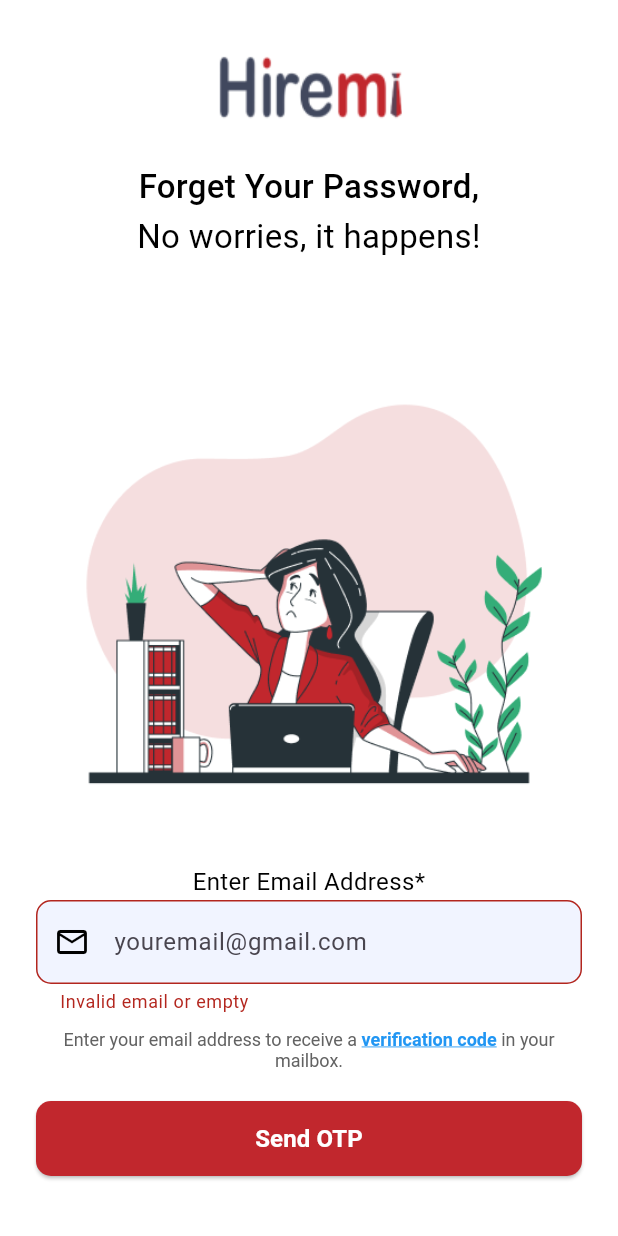
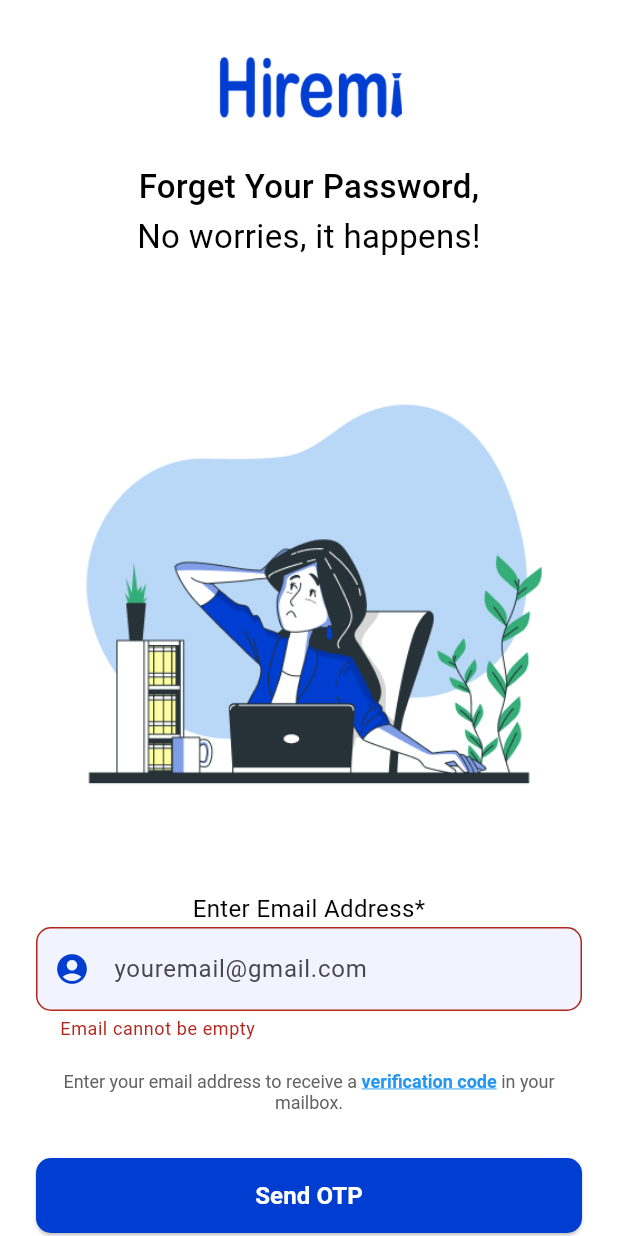
Before and after one commit to GetAnshulAgarwal/Hiremi, a Flutter app: the screen it shows after launch, after a tap on "Send OTP", on a phone screen of 412 x 824 dp. Run offline on Flutter 3.47's test engine with Material 3 defaults, Android fonts, the phone set to English and light mode, and no system bars; Roboto replaces fonts that are missing (Poppins).

Commit message:
Theme Changed and Update Code

```diff
--- a/lib/Screens/password_recovery_page_screen.dart
+++ b/lib/Screens/password_recovery_page_screen.dart
@@ -1,18 +1,29 @@
 import 'package:flutter/material.dart';
 import 'package:flutter/gestures.dart'; // Import for TapGestureRecognizer
-import '../colors.dart';
+import '../colors.dart'; // Ensure this file defines required colors
 
 class PasswordRecoveryPageScreen extends StatefulWidget {
   @override
   _PasswordRecoveryPageScreenState createState() =>
       _PasswordRecoveryPageScreenState();
+
+  // Static constants for strings
+  static const String emailHint = "youremail@gmail.com";
+
+  const PasswordRecoveryPageScreen({super.key}); // Correct usage
 }
 
 class _PasswordRecoveryPageScreenState
     extends State<PasswordRecoveryPageScreen> {
   final _emailController = TextEditingController();
   final _formKey = GlobalKey<FormState>();
-  bool _isEmailValid = true; // Track email validity
+  bool _isButtonEnabled = true; // Button state
+
+  @override
+  void dispose() {
+    _emailController.dispose(); // Dispose controller to avoid memory leaks
+    super.dispose();
+  }
 
   @override
   Widget build(BuildContext context) {
@@ -25,22 +36,16 @@
         child: Column(
           crossAxisAlignment: CrossAxisAlignment.center,
           children: [
-            SizedBox(height: 32),
+            const SizedBox(height: 32),
 
-            // Hiremi Logo Image (centered at top)
-            Center(
-              child: Image.asset(
-                'assets/images/hireme.png',
-                width: 124.61,
-                height: 56,
-              ),
-            ),
+            // App Logo
+            const AppLogo(),
 
-            SizedBox(height: 20),
+            const SizedBox(height: 20),
 
             // Forget Password Text
-            Text(
-              "Forget Your Password,",
+            const Text(
+              "Forget Your Password,", // Direct strings (constant-like)
               textAlign: TextAlign.center,
               style: TextStyle(
                 fontFamily: 'Poppins',
@@ -50,7 +55,7 @@
                 color: AppColors.textColor,
               ),
             ),
-            Text(
+            const Text(
               "No worries, it happens!",
               textAlign: TextAlign.center,
               style: TextStyle(
@@ -62,20 +67,15 @@
               ),
             ),
 
-            SizedBox(height: 20),
+            const SizedBox(height: 20),
 
             // Illustration Image
-            Center(
-              child: Image.asset(
-                'assets/images/illustration.png',
-                width: 380,
-                height: 380,
-              ),
-            ),
+            _illustrationImage(),
 
-            SizedBox(height: 2),
+            const SizedBox(height: 20),
 
-            Text(
+            // Email Input Label
+            const Text(
               "Enter Email Address*",
               textAlign: TextAlign.center,
               style: TextStyle(
@@ -87,119 +87,71 @@
               ),
             ),
 
-            // Email Input Field (TextFormField for validation)
+            // Email Input Field
             Padding(
               padding: const EdgeInsets.symmetric(horizontal: 24.0),
-              child: Form(
-                key: _formKey,
-                child: TextFormField(
-                  controller: _emailController,
-                  decoration: InputDecoration(
-                    filled: true,
-                    fillColor: AppColors
-                        .textFieldFillColor, // Keeps fill color the same
-                    hintText: "youremail@gmail.com",
-                    prefixIcon: Icon(
-                      Icons.email_outlined,
-                      color: AppColors.textColor,
-                    ),
-                    border: OutlineInputBorder(
-                      borderSide: BorderSide(
-                        color: _isEmailValid
-                            ? AppColors.textFieldBorderColor
-                            : Colors.red, // Only change border color
-                        width: 2.0, // Border width
-                      ),
-                      borderRadius: BorderRadius.circular(10),
-                    ),
-                  ),
-                  validator: (value) {
-                    if (value == null || value.isEmpty) {
-                      setState(() {
-                        _isEmailValid = false; // Set email as invalid
-                      });
-                      return 'Invalid email or empty';
-                    }
-                    // Regular expression for basic email validation
-                    String pattern =
-                        r'^[a-zA-Z0-9._%+-]+@[a-zA-Z0-9.-]+\.[a-zA-Z]{2,}$';
-                    RegExp regExp = RegExp(pattern);
-                    if (!regExp.hasMatch(value)) {
-                      setState(() {
-                        _isEmailValid = false; // Set email as invalid
-                      });
-                      return 'Invalid email or empty';
-                    }
-                    setState(() {
-                      _isEmailValid = true; // Set email as valid
-                    });
-                    return null;
-                  },
-                ),
+              child: EmailInputField(
+                formKey: _formKey,
+                emailController: _emailController,
+                hintText: PasswordRecoveryPageScreen.emailHint, // Fixed usage
               ),
             ),
 
-            SizedBox(height: 10),
+            const SizedBox(height: 20),
 
-            // Instruction Text with clickable "verification code"
+            // Instruction Text
             Padding(
               padding: const EdgeInsets.symmetric(horizontal: 24.0),
               child: RichText(
                 textAlign: TextAlign.center,
                 text: TextSpan(
-                  style: TextStyle(
+                  style: const TextStyle(
                     fontFamily: 'Poppins',
                     fontSize: 12,
                     color: AppColors.secondaryTextColor,
                   ),
                   children: [
-                    TextSpan(
-                      text: "Enter your email address to receive a ",
-                    ),
+                    const TextSpan(
+                        text: "Enter your email address to receive a "),
                     TextSpan(
                       text: "verification code",
-                      style: TextStyle(
-                        color: Colors.blue, // Blue color for clickable text
+                      style: const TextStyle(
+                        color: Colors.blue,
                         fontWeight: FontWeight.bold,
-                        decoration:
-                            TextDecoration.underline, // Optional underline
+                        decoration: TextDecoration.underline,
                       ),
                       recognizer: TapGestureRecognizer()
                         ..onTap = () {
-                          // Handle the click event for the "verification code" text
-                          print("Verification code clicked");
+                          debugPrint("Verification code clicked");
                         },
                     ),
-                    TextSpan(
-                      text: " in your mailbox.",
-                    ),
+                    const TextSpan(text: " in your mailbox."),
                   ],
                 ),
               ),
             ),
 
-            SizedBox(height: 20),
+            const SizedBox(height: 30),
 
             // Send OTP Button
             Padding(
               padding: const EdgeInsets.symmetric(horizontal: 24.0),
               child: ElevatedButton(
-                onPressed: () {
-                  if (_formKey.currentState?.validate() ?? false) {
-                    // Proceed with OTP sending
-                    // Handle OTP send action here
-                  } else {
-                    // Show error if form is invalid
-                  }
-                },
+                onPressed: _isButtonEnabled
+                    ? () {
+                        if (_formKey.currentState?.validate() ?? false) {
+                          _sendOtp();
+                        }
+                      }
+                    : null, // Disable button if invalid
                 style: ElevatedButton.styleFrom(
                   backgroundColor: AppColors.primaryColor,
-                  minimumSize: Size(double.infinity, 50),
+                  minimumSize: const Size(double.infinity, 50),
                   shape: RoundedRectangleBorder(
                     borderRadius: BorderRadius.circular(10),
                   ),
                 ),
-                child: Text(
+                child: const Text(
                   "Send OTP",
                   style: TextStyle(
                     color: AppColors.buttonTextColor,
@@ -210,10 +162,100 @@
               ),
             ),
 
-            SizedBox(height: 50),
+            const SizedBox(height: 50),
           ],
         ),
       ),
     );
   }
+
+  // Helper to send OTP
+  void _sendOtp() {
+    setState(() {
+      _isButtonEnabled = false;
+    });
+    Future.delayed(const Duration(seconds: 2), () {
+      setState(() {
+        _isButtonEnabled = true;
+      });
+    });
+    debugPrint("OTP sent to ${_emailController.text}");
+  }
+
+  // Illustration Image Widget
+  Widget _illustrationImage() {
+    return Center(
+      child: Image.asset(
+        'assets/images/illustration.png',
+        width: 380,
+        height: 380,
+      ),
+    );
+  }
 }
+
+// Email Input Field with validation
+class EmailInputField extends StatelessWidget {
+  final GlobalKey<FormState> formKey;
+  final TextEditingController emailController;
+  final String hintText; // Passed as a parameter
+
+  const EmailInputField({
+    super.key,
+    required this.formKey,
+    required this.emailController,
+    required this.hintText, // Ensure proper hint text is passed
+  });
+
+  @override
+  Widget build(BuildContext context) {
+    return Form(
+      key: formKey,
+      child: TextFormField(
+        controller: emailController,
+        decoration: InputDecoration(
+          filled: true,
+          fillColor: AppColors.textFieldFillColor,
+          hintText: hintText, // Use parameter for hint
+          prefixIcon: const Icon(
+            Icons.account_circle,
+            color: AppColors.primaryColor,
+          ),
+          border: OutlineInputBorder(
+            borderSide: const BorderSide(
+              color: AppColors.textFieldBorderColor,
+              width: 2.0,
+            ),
+            borderRadius: BorderRadius.circular(10),
+          ),
+        ),
+        validator: (value) {
+          if (value == null || value.isEmpty) {
+            return 'Email cannot be empty';
+          }
+          const pattern = r'^[a-zA-Z0-9._%+-]+@[a-zA-Z0-9.-]+\.[a-zA-Z]{2,}$';
+          if (!RegExp(pattern).hasMatch(value)) {
+            return 'Invalid email format';
+          }
+          return null;
+        },
+      ),
+    );
+  }
+}
+
+// App Logo Widget
+class AppLogo extends StatelessWidget {
+  const AppLogo({super.key});
+
+  @override
+  Widget build(BuildContext context) {
+    return Center(
+      child: Image.asset(
+        'assets/images/hireme.png',
+        width: 124.61,
+        height: 56,
+      ),
+    );
+  }
+}
--- a/lib/colors.dart
+++ b/lib/colors.dart
@@ -2,7 +2,7 @@
 
 class AppColors {
   static const Color backgroundColor = Colors.white;
-  static const Color primaryColor = Color(0xFFC1272D);
+  static const Color primaryColor = Color(0xFF003DD1);
   static const Color textColor = Colors.black;
   static const Color secondaryTextColor = Color(0xFF626262);
   static const Color buttonShadowColor = Color(0xFFCBD6FF);
```
Also changed, not shown: assets/images/hireme.png, assets/images/illustration.png.
